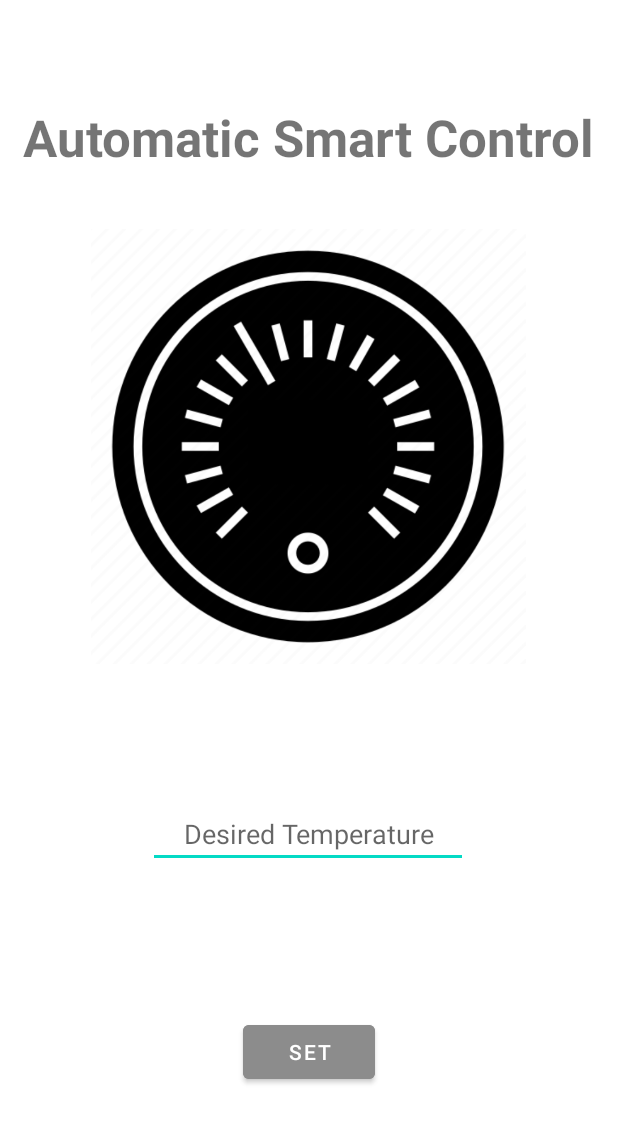
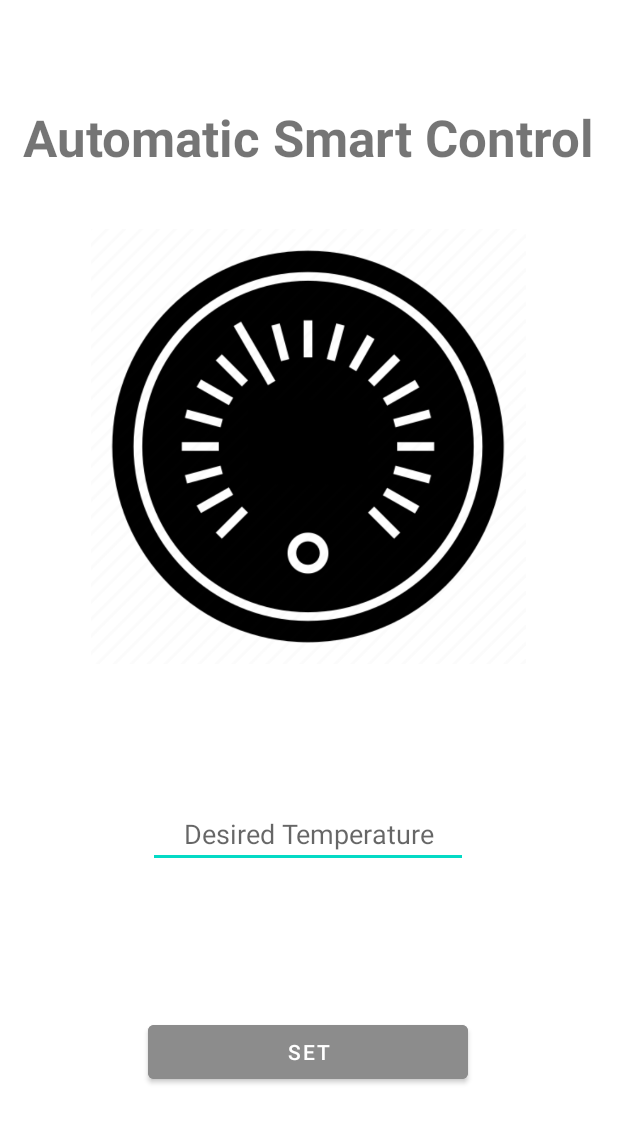
Before and after one commit to jkanagal/mobileapp, an Android app: the auto_page screen opened directly, with no data from a screen before it, on a phone screen of 412 x 824 dp. Shown: the top 1123 px of the screen. Run offline under Robolectric (Android 15) with nearby library versions, the phone set to English and light mode, and no system bars; libraries missing offline, so code that uses them is left out: org.eclipse.paho; 5 statements that could not run were skipped.

Commit message:
Updated button width.

```diff
--- a/MyApplication_smartblinds_updated/MyApplication_smartblinds/app/src/main/res/layout/activity_auto_page.xml
+++ b/MyApplication_smartblinds_updated/MyApplication_smartblinds/app/src/main/res/layout/activity_auto_page.xml
@@ -65,14 +65,14 @@
 
     <Button
         android:id="@+id/setButton"
-        android:layout_width="wrap_content"
+        android:layout_width="0dp"
         android:layout_height="wrap_content"
         android:backgroundTint="#8C8C8C"
+        android:onClick="setTemp"
         android:text="SET"
-        android:onClick="setTemp"
         app:layout_constraintBottom_toBottomOf="parent"
-        app:layout_constraintEnd_toEndOf="parent"
-        app:layout_constraintStart_toStartOf="parent"
+        app:layout_constraintEnd_toEndOf="@+id/desiredTemp"
+        app:layout_constraintStart_toStartOf="@+id/desiredTemp"
         app:layout_constraintTop_toBottomOf="@+id/desiredTemp" />
 
 </androidx.constraintlayout.widget.ConstraintLayout>
```
